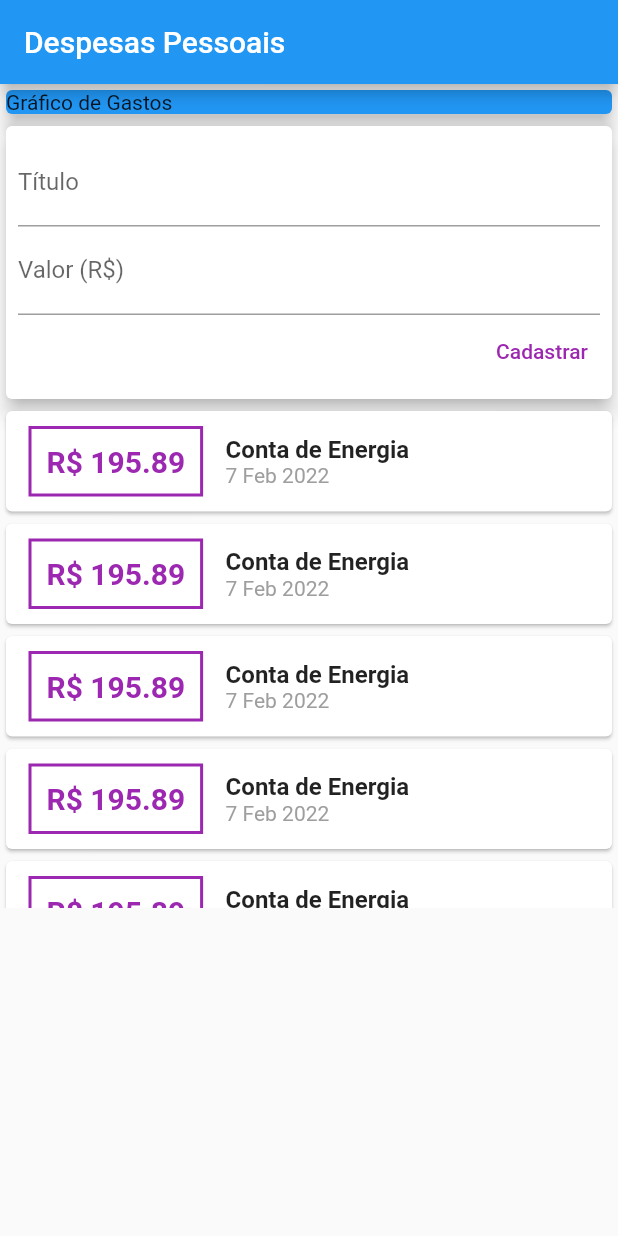
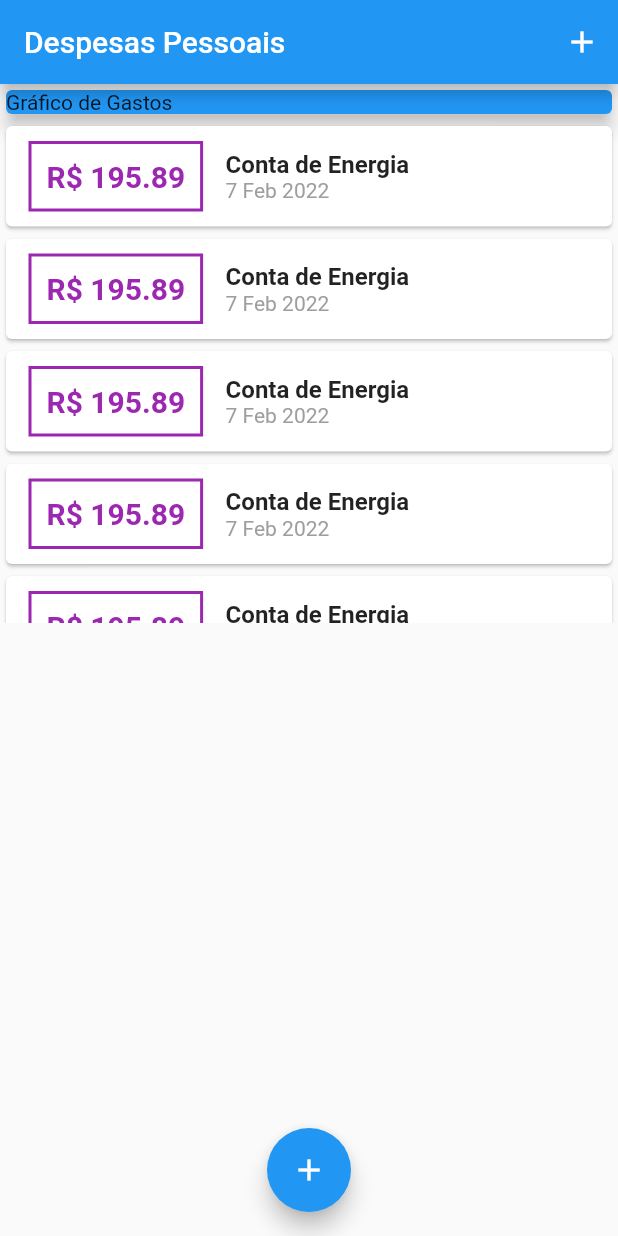
Before and after one commit to mateusmeds/expenses, a Flutter app: the screen it shows after launch, on a phone screen of 412 x 824 dp. Run offline on Flutter 3.47's test engine with Material 2 defaults, Android fonts, the phone set to English and light mode, and no system bars.

```diff
--- a/lib/main.dart
+++ b/lib/main.dart
@@ -1,5 +1,11 @@
+import 'dart:math';
+
+import 'package:expenses/components/transaction_form.dart';
 import 'package:expenses/components/transaction_user.dart';
 import 'package:flutter/material.dart';
+
+import 'components/transaction_list.dart';
+import 'models/transaction.dart';
 
 main() {
   runApp(const ExpenseApp());
@@ -14,15 +20,85 @@ class ExpenseApp extends StatelessWidget {
   }
 }
 
-class HomePage extends StatelessWidget {
+class HomePage extends StatefulWidget {
+  @override
+  State<HomePage> createState() => _HomePageState();
+}
 
+class _HomePageState extends State<HomePage> {
+  final _transactions = [
+    Transaction(
+        id: "t1",
+        title: "Conta de Energia",
+        value: 195.89,
+        date: DateTime.now()),
+    Transaction(
+        id: "t2",
+        title: "Conta de Energia",
+        value: 195.89,
+        date: DateTime.now()),
+    Transaction(
+        id: "t3",
+        title: "Conta de Energia",
+        value: 195.89,
+        date: DateTime.now()),
+    Transaction(
+        id: "t4",
+        title: "Conta de Energia",
+        value: 195.89,
+        date: DateTime.now()),
+    Transaction(
+        id: "t5",
+        title: "Conta de Energia",
+        value: 195.89,
+        date: DateTime.now()),
+    Transaction(
+        id: "t6",
+        title: "Conta de Energia",
+        value: 195.89,
+        date: DateTime.now()),
+    Transaction(
+        id: "t7",
+        title: "Conta de Energia",
+        value: 195.89,
+        date: DateTime.now()),
+  ];
 
+  _addTransaction(String title, double value) {
+    final newTransaction = Transaction(
+      id: Random().nextDouble().toString(),
+      title: title,
+      value: value,
+      date: DateTime.now(),
+    );
+
+    debugPrint("Título -> $title");
+    debugPrint("Valor (R\$) -> $value");
+
+    setState(() {
+      _transactions.add(newTransaction);
+    });
+  }
+
+  _openTransactionFormModal(BuildContext context) {
+    showModalBottomSheet(
+        context: context,
+        builder: (ctx) {
+          return TransactionForm(_addTransaction);
+        });
+  }
 
   @override
   Widget build(BuildContext context) {
     return Scaffold(
       appBar: AppBar(
         title: const Text("Despesas Pessoais"),
+        actions: <Widget>[
+          IconButton(
+            icon: Icon(Icons.add),
+            onPressed: () => _openTransactionFormModal(context),
+          )
+        ],
       ),
       //Todos os componentes estão dentro do Column
       body: SingleChildScrollView(
@@ -38,12 +114,15 @@ class HomePage extends StatelessWidget {
                 elevation: 5,
               ),
             ),
-            //Lista de transações
-            //Formulário de cadastro de transação
-            TransactionUser()
+            TransactionList(_transactions),
           ],
         ),
       ),
+      floatingActionButton: FloatingActionButton(
+        child: Icon(Icons.add),
+        onPressed: () => _openTransactionFormModal(context),
+      ),
+      floatingActionButtonLocation: FloatingActionButtonLocation.centerFloat,
     );
   }
 }
```
Also changed, not shown: lib/components/transaction_form.dart (+9 -5 lines).
